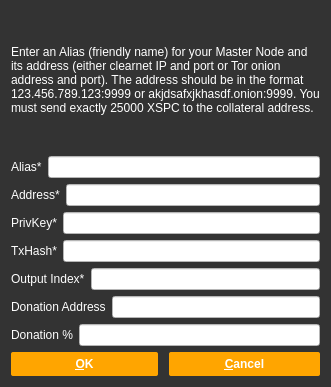
This is src/qt/forms/addeditadrenalinenode.ui in SpectreSecurityCoin/SpectreSecurityCoin as Qt 5 draws it before an edit. The edited form follows.
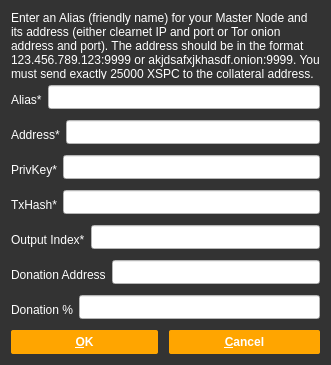
This is the edited form.

Diff of the .ui file:
```diff
--- a/src/qt/forms/addeditadrenalinenode.ui
+++ b/src/qt/forms/addeditadrenalinenode.ui
@@ -7,7 +7,7 @@
     <x>0</x>
     <y>0</y>
     <width>331</width>
-    <height>387</height>
+    <height>365</height>
    </rect>
   </property>
   <property name="windowTitle">
@@ -53,7 +53,9 @@
       <widget class="QLineEdit" name="aliasLineEdit">
        <property name="styleSheet">
         <string notr="true">background-color: rgb(255, 255, 255);
-color: rgb(0, 0, 0);</string>
+color: rgb(0, 0, 0);
+padding:3px;
+margin-bottom:5px;</string>
        </property>
       </widget>
      </item>
@@ -75,7 +77,9 @@
       <widget class="QLineEdit" name="addressLineEdit">
        <property name="styleSheet">
         <string notr="true">background-color: rgb(255, 255, 255);
-color: rgb(0, 0, 0);</string>
+color: rgb(0, 0, 0);
+padding:3px;
+margin-bottom:5px;</string>
        </property>
       </widget>
      </item>
@@ -97,7 +101,9 @@
       <widget class="QLineEdit" name="privkeyLineEdit">
        <property name="styleSheet">
         <string notr="true">background-color: rgb(255, 255, 255);
-color: rgb(0, 0, 0);</string>
+color: rgb(0, 0, 0);
+padding:3px;
+margin-bottom:5px;</string>
        </property>
       </widget>
      </item>
@@ -119,7 +125,9 @@
       <widget class="QLineEdit" name="txhashLineEdit">
        <property name="styleSheet">
         <string notr="true">background-color: rgb(255, 255, 255);
-color: rgb(0, 0, 0);</string>
+color: rgb(0, 0, 0);
+padding:3px;
+margin-bottom:5px;</string>
        </property>
       </widget>
      </item>
@@ -141,7 +149,9 @@
       <widget class="QLineEdit" name="outputindexLineEdit">
        <property name="styleSheet">
         <string notr="true">background-color: rgb(255, 255, 255);
-color: rgb(0, 0, 0);</string>
+color: rgb(0, 0, 0);
+padding:3px;
+margin-bottom:5px;</string>
        </property>
       </widget>
      </item>
@@ -163,7 +173,9 @@
       <widget class="QLineEdit" name="donationaddressLineEdit">
        <property name="styleSheet">
         <string notr="true">background-color: rgb(255, 255, 255);
-color: rgb(0, 0, 0);</string>
+color: rgb(0, 0, 0);
+padding:3px;
+margin-bottom:5px;</string>
        </property>
       </widget>
      </item>
@@ -185,7 +197,9 @@
       <widget class="QLineEdit" name="donationpercentageLineEdit">
        <property name="styleSheet">
         <string notr="true">background-color: rgb(255, 255, 255);
-color: rgb(0, 0, 0);</string>
+color: rgb(0, 0, 0);
+padding:3px;
+margin-bottom:5px;</string>
        </property>
       </widget>
      </item>
```
